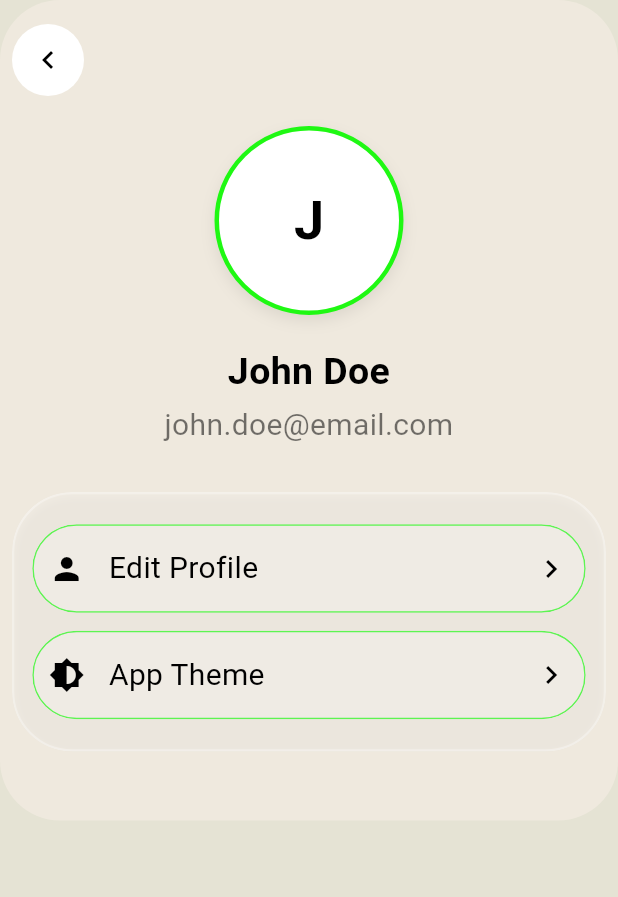
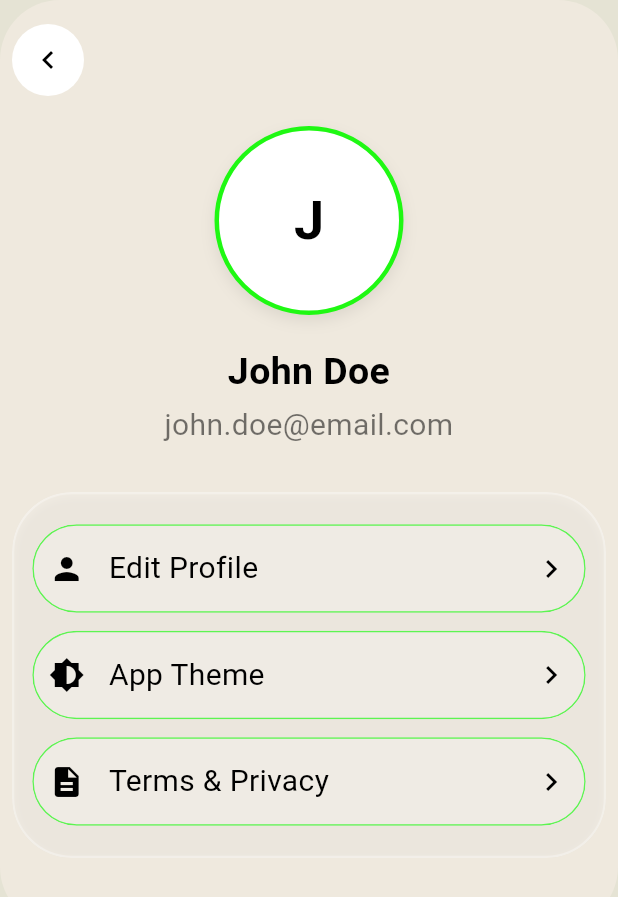
Before and after one commit to Alvin11David/UGANDA-EXPLORE, a Flutter app: the screen it shows after launch, on a phone screen of 412 x 824 dp. Shown: the top 897 px of the screen. Run offline on Flutter 3.47's test engine with Material 3 defaults, Android fonts, the phone set to English and light mode, and no system bars; our stand-ins replace cloud_firestore, firebase_auth, firebase_core, flutter_svg, google_sign_in; accounts and stored records are empty; Roboto replaces fonts that are missing (Poppins).

Commit message:
added a Terms & privacy button to the profile screen

```diff
--- a/uganda_explore/lib/screens/profile/profile_screen.dart
+++ b/uganda_explore/lib/screens/profile/profile_screen.dart
@@ -128,7 +128,15 @@ class ProfileScreen extends StatelessWidget {
                             onTap:() {
                               //Handle app theme tap here
                             },
-                          )
+                          ),
+                          const SizedBox(height: 12),
+                          _ProfileOptionButton(
+                            icon: Icons.description,
+                            label: 'Terms & Privacy',
+                            onTap: () {
+                              //Handle terms & privacy tap here
+                            },
+                          ),
                         ],
                       ),
                     ),
```
